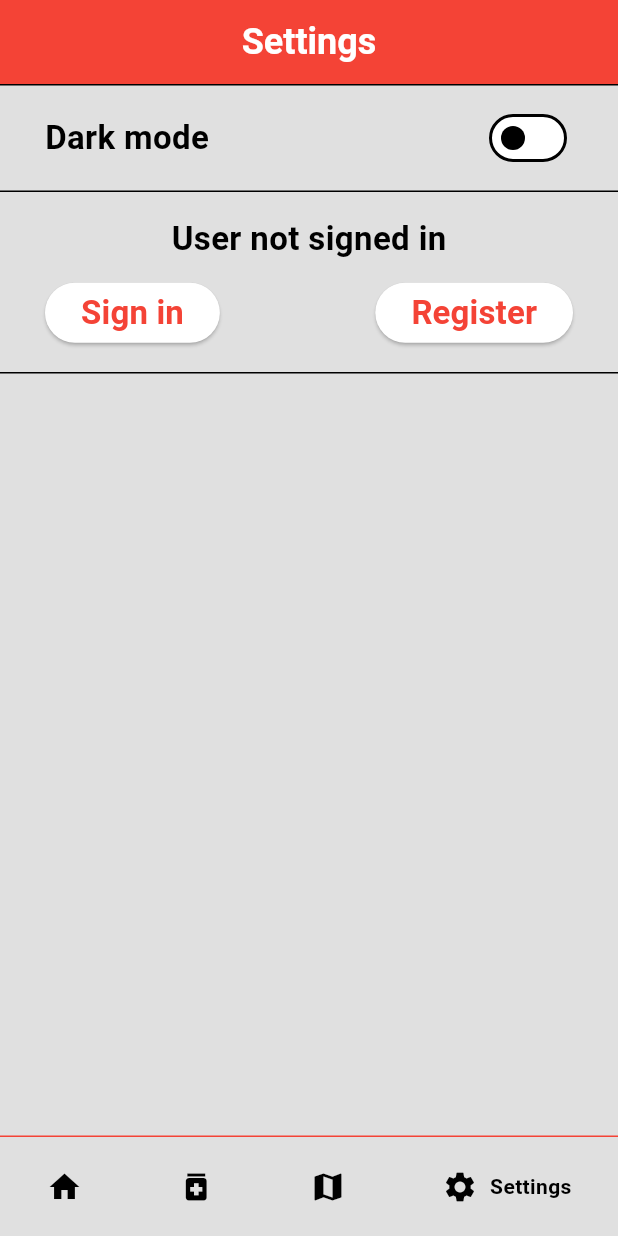
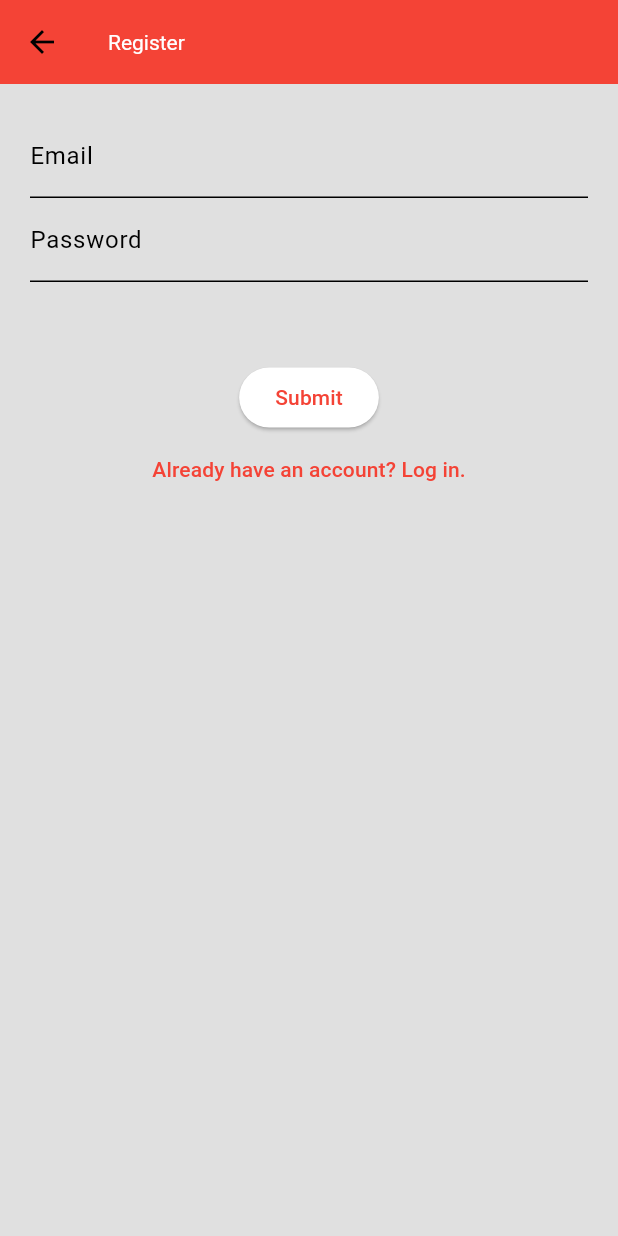
Before and after one commit to mzaninovic555/RMA_projekt_23-24, a Flutter app: the screen it shows after launch, item 4 of the bottom bar chosen, after a tap on "Register", on a phone screen of 412 x 824 dp. Run offline on Flutter 3.47's test engine with Material 3 defaults, Android fonts, the phone set to English and light mode, and no system bars; drawn by our look-alikes of google_nav_bar; our stand-ins replace firebase_auth, firebase_core, flutter_local_notifications, shared_preferences; missing offline and left inert: cron; accounts and stored records are empty; generated files the repository leaves out were written again.

Commit message:
Added login, register and sign out

```diff
--- /dev/null
+++ b/medicationapp/lib/pages/auth/auth_page.dart
@@ -0,0 +1,121 @@
+import 'package:firebase_auth/firebase_auth.dart';
+import 'package:flutter/material.dart';
+import 'package:medicationapp/auth/auth.dart';
+
+class AuthWidget extends StatefulWidget {
+  bool isLogin;
+
+  AuthWidget(this.isLogin, {super.key});
+
+  @override
+  State<AuthWidget> createState() => _AuthWidgetState();
+}
+
+class _AuthWidgetState extends State<AuthWidget> {
+  String? errorMessage = '';
+
+  final TextEditingController _controllerEmail = TextEditingController();
+  final TextEditingController _controllerPassword = TextEditingController();
+
+  Future<void> login() async {
+    try {
+      await Auth().signInWithEmailAndPassword(
+        email: _controllerEmail.text,
+        password: _controllerPassword.text,
+      );
+      Navigator.pop(context);
+    } on FirebaseAuthException catch (e) {
+      setState(() {
+        errorMessage = e.message;
+      });
+    }
+  }
+
+  Future<void> register() async {
+    try {
+      await Auth().createUserWithEmailAndPassword(
+        email: _controllerEmail.text,
+        password: _controllerPassword.text,
+      );
+      Navigator.pop(context);
+    } on FirebaseAuthException catch (e) {
+      setState(() {
+        errorMessage = e.message;
+      });
+    }
+  }
+
+  Text _title() {
+    return Text(widget.isLogin ? 'Login' : 'Register');
+  }
+
+  TextField _entryField(
+    String title,
+    TextEditingController controller,
+  ) {
+    return TextField(
+      controller: controller,
+      decoration: InputDecoration(
+        labelText: title,
+      ),
+    );
+  }
+
+  Widget _errorMessage() {
+    return Padding(
+      padding: const EdgeInsets.symmetric(vertical: 16.0),
+      child: Text(
+        errorMessage ?? '',
+        style: TextStyle(
+          fontSize: 15.0,
+          color: Theme.of(context).colorScheme.primary,
+          fontWeight: FontWeight.bold,
+        ),
+      ),
+    );
+  }
+
+  ElevatedButton _submitButton() {
+    return ElevatedButton(
+      onPressed: () async {
+        widget.isLogin ? await login() : await register();
+      },
+      child: const Text('Submit'),
+    );
+  }
+
+  TextButton _switchTypeButton() {
+    return TextButton(
+      onPressed: () {
+        setState(() {
+          widget.isLogin = !widget.isLogin;
+        });
+      },
+      child: Text(widget.isLogin
+          ? 'Don\'t have an account? Register here.'
+          : 'Already have an account? Log in.'),
+    );
+  }
+
+  @override
+  Widget build(BuildContext context) {
+    return Scaffold(
+      appBar: AppBar(title: _title()),
+      body: Container(
+        height: double.infinity,
+        width: double.infinity,
+        padding: const EdgeInsets.all(20),
+        child: Column(
+          crossAxisAlignment: CrossAxisAlignment.center,
+          children: [
+            _entryField('Email', _controllerEmail),
+            _entryField('Password', _controllerPassword),
+            _errorMessage(),
+            _submitButton(),
+            _switchTypeButton(),
+          ],
+        ),
+      ),
+    );
+  }
+}
--- a/medicationapp/lib/pages/settings/settings.dart
+++ b/medicationapp/lib/pages/settings/settings.dart
@@ -1,5 +1,6 @@
 import 'package:firebase_auth/firebase_auth.dart';
 import 'package:flutter/material.dart';
+import 'package:medicationapp/pages/auth/auth_page.dart';
 import 'package:medicationapp/services/local_data_service.dart';
 import 'package:medicationapp/theme/theme_provider.dart';
 import 'package:provider/provider.dart';
@@ -16,7 +17,7 @@ class Settings extends StatefulWidget {
 }
 
 class _SettingsState extends State<Settings> {
-  final User? user = Auth().currentUser;
+  User? user = Auth().currentUser;
 
   static const TextStyle _settingsTextStyle = TextStyle(
     fontSize: 22.0,
@@ -72,17 +73,24 @@ class _SettingsState extends State<Settings> {
 
     if (isSignedIn) {
       return _settingsElement(Row(
+        mainAxisAlignment: MainAxisAlignment.spaceBetween,
         children: [
-          Text(user!.email!),
+          Text(user!.email!, style: _settingsTextStyle),
           ElevatedButton(
-            onPressed: () {},
+            onPressed: () async {
+              await Auth().signOut();
+              setState(() {
+                user = Auth().currentUser;
+              });
+            },
             child: const Text('Sign out', style: _settingsTextStyle),
           ),
         ],
       ));
     }
 
-    return _settingsElement(height: 120,
+    return _settingsElement(
+      height: 120,
       Column(
         mainAxisAlignment: MainAxisAlignment.center,
         crossAxisAlignment: CrossAxisAlignment.center,
@@ -93,11 +101,27 @@ class _SettingsState extends State<Settings> {
             mainAxisAlignment: MainAxisAlignment.spaceBetween,
             children: [
               ElevatedButton(
-                onPressed: () {},
-                child: const Text('Sign in', style: _settingsTextStyle),
+                onPressed: () async {
+                  await Navigator.push(
+                      context,
+                      MaterialPageRoute(
+                          builder: (context) => AuthWidget(true)));
+                  setState(() {
+                    user = Auth().currentUser;
+                  });
+                },
+                child: const Text('Login', style: _settingsTextStyle),
               ),
               ElevatedButton(
-                onPressed: () {},
+                onPressed: () async {
+                  await Navigator.push(
+                      context,
+                      MaterialPageRoute(
+                          builder: (context) => AuthWidget(false)));
+                  setState(() {
+                    user = Auth().currentUser;
+                  });
+                },
                 child: const Text('Register', style: _settingsTextStyle),
               ),
             ],
```
